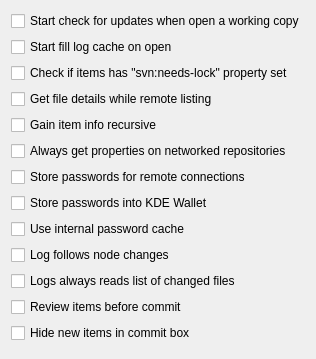
This is src/settings/subversion_settings.ui in centic9/kdesvn-ppa as Qt 5 draws it before an edit. The edited form follows.
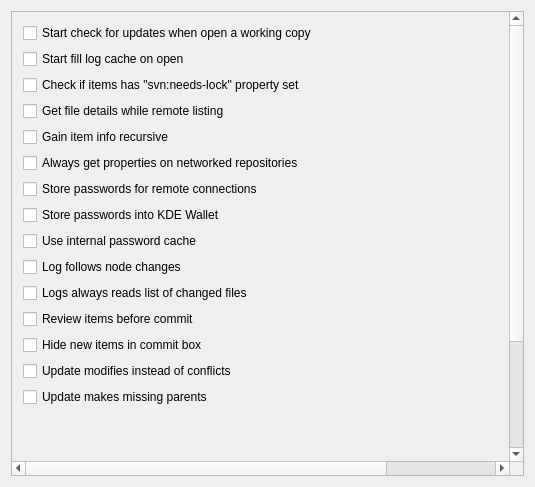
This is the edited form.

What changed in the file:
```diff
--- a/src/settings/subversion_settings.ui
+++ b/src/settings/subversion_settings.ui
@@ -1,21 +1,43 @@
 <ui version="4.0" >
  <class>SubversionSettings</class>
- <widget class="QWidget" name="SubversionSettings" >
-  <property name="geometry" >
+ <widget class="QWidget" name="SubversionSettings">
+  <property name="geometry">
    <rect>
     <x>0</x>
     <y>0</y>
-    <width>308</width>
-    <height>359</height>
+    <width>535</width>
+    <height>487</height>
    </rect>
   </property>
   <property name="windowTitle" >
    <string>Subversion Settings</string>
   </property>
-  <layout class="QVBoxLayout" >
+  <layout class="QVBoxLayout" name="verticalLayout_2">
    <item>
-    <widget class="QCheckBox" name="kcfg_start_updates_check_on_open" >
-     <property name="toolTip" >
+    <widget class="QScrollArea" name="scrollArea">
+     <property name="widgetResizable">
+      <bool>false</bool>
+     </property>
+     <property name="alignment">
+      <set>Qt::AlignLeading|Qt::AlignLeft|Qt::AlignTop</set>
+     </property>
+     <widget class="QWidget" name="scrollAreaWidgetContents_2">
+      <property name="geometry">
+       <rect>
+        <x>0</x>
+        <y>0</y>
+        <width>646</width>
+        <height>600</height>
+       </rect>
+      </property>
+      <layout class="QVBoxLayout" name="verticalLayout_3">
+       <item>
+        <layout class="QHBoxLayout" name="horizontalLayout">
+         <item>
+          <layout class="QVBoxLayout" name="verticalLayout">
+           <item>
+            <widget class="QCheckBox" name="kcfg_start_updates_check_on_open">
+             <property name="toolTip">
       <string>Select if kdesvn should check for updates when open a working copy</string>
      </property>
      <property name="text" >
@@ -27,8 +49,14 @@
     </widget>
    </item>
    <item>
-    <widget class="QCheckBox" name="kcfg_log_cache_on_open" >
-     <property name="toolTip" >
+            <widget class="QCheckBox" name="kcfg_log_cache_on_open">
+             <property name="sizePolicy">
+              <sizepolicy hsizetype="Preferred" vsizetype="Fixed">
+               <horstretch>0</horstretch>
+               <verstretch>0</verstretch>
+              </sizepolicy>
+             </property>
+             <property name="toolTip">
       <string>Start refresh the logcache for repository when networking enabled</string>
      </property>
      <property name="text" >
@@ -37,8 +65,8 @@
     </widget>
    </item>
    <item>
-    <widget class="QCheckBox" name="kcfg_check_needslock" >
-     <property name="toolTip" >
+            <widget class="QCheckBox" name="kcfg_check_needslock">
+             <property name="toolTip">
       <string>When listing on working copies kdesvn may check for this property</string>
      </property>
      <property name="whatsThis" >
@@ -50,8 +78,8 @@
     </widget>
    </item>
    <item>
-    <widget class="QCheckBox" name="kcfg_details_on_remote_listing" >
-     <property name="toolTip" >
+            <widget class="QCheckBox" name="kcfg_details_on_remote_listing">
+             <property name="toolTip">
       <string>Whether getting details about items when making listing on repositories or not</string>
      </property>
      <property name="whatsThis" >
@@ -68,8 +96,8 @@
     </widget>
    </item>
    <item>
-    <widget class="QCheckBox" name="kcfg_info_recursive" >
-     <property name="text" >
+            <widget class="QCheckBox" name="kcfg_info_recursive">
+             <property name="text">
       <string>Gain item info recursive</string>
      </property>
      <property name="shortcut" >
@@ -78,8 +106,8 @@
     </widget>
    </item>
    <item>
-    <widget class="QCheckBox" name="kcfg_properties_on_remote_items" >
-     <property name="toolTip" >
+            <widget class="QCheckBox" name="kcfg_properties_on_remote_items">
+             <property name="toolTip">
       <string>Should kdesvn retrieves properties on selected item in repositories</string>
      </property>
      <property name="whatsThis" >
@@ -95,8 +123,8 @@
     </widget>
    </item>
    <item>
-    <widget class="QCheckBox" name="kcfg_store_passwords" >
-     <property name="toolTip" >
+            <widget class="QCheckBox" name="kcfg_store_passwords">
+             <property name="toolTip">
       <string>Should subversion store passwords in default</string>
      </property>
      <property name="whatsThis" >
@@ -111,8 +139,8 @@
     </widget>
    </item>
    <item>
-    <widget class="QCheckBox" name="kcfg_passwords_in_wallet" >
-     <property name="toolTip" >
+            <widget class="QCheckBox" name="kcfg_passwords_in_wallet">
+             <property name="toolTip">
       <string>When saving passwords, do it into KDE wallet instead of subversions storage?</string>
      </property>
      <property name="whatsThis" >
@@ -129,8 +157,8 @@
     </widget>
    </item>
    <item>
-    <widget class="QCheckBox" name="kcfg_use_password_cache" >
-     <property name="toolTip" >
+            <widget class="QCheckBox" name="kcfg_use_password_cache">
+             <property name="toolTip">
       <string>Use an internal password cache</string>
      </property>
      <property name="text" >
@@ -139,8 +167,8 @@
     </widget>
    </item>
    <item>
-    <widget class="QCheckBox" name="kcfg_log_follows_nodes" >
-     <property name="text" >
+            <widget class="QCheckBox" name="kcfg_log_follows_nodes">
+             <property name="text">
       <string>Log follows node changes</string>
      </property>
      <property name="shortcut" >
@@ -149,8 +177,8 @@
     </widget>
    </item>
    <item>
-    <widget class="QCheckBox" name="kcfg_log_always_list_changed_files" >
-     <property name="toolTip" >
+            <widget class="QCheckBox" name="kcfg_log_always_list_changed_files">
+             <property name="toolTip">
       <string>Read detailed change lists</string>
      </property>
      <property name="whatsThis" >
@@ -165,8 +193,8 @@
     </widget>
    </item>
    <item>
-    <widget class="QCheckBox" name="kcfg_review_commit" >
-     <property name="toolTip" >
+            <widget class="QCheckBox" name="kcfg_review_commit">
+             <property name="toolTip">
       <string>List items next commit will send or not</string>
      </property>
      <property name="text" >
@@ -178,8 +206,8 @@
     </widget>
    </item>
    <item>
-    <widget class="QCheckBox" name="kcfg_commit_hide_new" >
-     <property name="toolTip" >
+            <widget class="QCheckBox" name="kcfg_commit_hide_new">
+             <property name="toolTip">
       <string>Should unversioned items displayed in commit dialog or not.</string>
      </property>
      <property name="text" >
@@ -191,24 +219,65 @@
     </widget>
    </item>
    <item>
-    <spacer>
-     <property name="orientation" >
+            <widget class="QCheckBox" name="kcfg_update_add_as_modification">
+             <property name="toolTip">
+              <string>&lt;html&gt;&lt;head/&gt;&lt;body&gt;&lt;p&gt;If set, a local addition at the same path as an incoming addition of the same node kind results in a normal node with a possible local modification, instead of a tree conflict.&lt;/p&gt;&lt;/body&gt;&lt;/html&gt;</string>
+             </property>
+             <property name="text">
+              <string>Update modifies instead of conflicts</string>
+             </property>
+            </widget>
+           </item>
+           <item>
+            <widget class="QCheckBox" name="kcfg_update_make_parents">
+             <property name="toolTip">
+              <string>&lt;html&gt;&lt;head/&gt;&lt;body&gt;&lt;p&gt;If set, create any non-existent parent directories also by checking them out at depth=empty&lt;/p&gt;&lt;/body&gt;&lt;/html&gt;</string>
+             </property>
+             <property name="text">
+              <string>Update makes missing parents</string>
+             </property>
+            </widget>
+           </item>
+          </layout>
+         </item>
+         <item>
+          <spacer name="horizontalSpacer">
+           <property name="orientation">
+            <enum>Qt::Horizontal</enum>
+           </property>
+           <property name="sizeHint" stdset="0">
+            <size>
+             <width>40</width>
+             <height>20</height>
+            </size>
+           </property>
+          </spacer>
+         </item>
+        </layout>
+       </item>
+       <item>
+        <spacer name="m_Spacer">
+         <property name="orientation">
       <enum>Qt::Vertical</enum>
      </property>
-     <property name="sizeType" >
+         <property name="sizeType">
       <enum>QSizePolicy::Expanding</enum>
      </property>
-     <property name="sizeHint" stdset="0" >
+         <property name="sizeHint" stdset="0">
       <size>
        <width>20</width>
-       <height>16</height>
+           <height>48</height>
       </size>
      </property>
     </spacer>
    </item>
   </layout>
  </widget>
- <layoutdefault spacing="6" margin="11" />
+    </widget>
+   </item>
+  </layout>
+ </widget>
+ <layoutdefault spacing="6" margin="11"/>
  <includes>
   <include location="local" >knuminput.h</include>
   <include location="local" >knuminput.h</include>
```
Left out of the diff: 85 changed lines with no effect on the pictures. Lines whose indentation alone changed are shown as unchanged.
